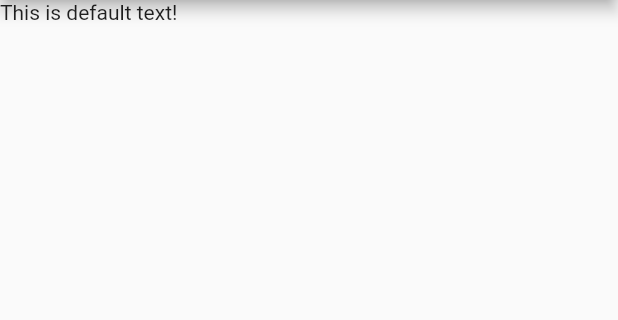
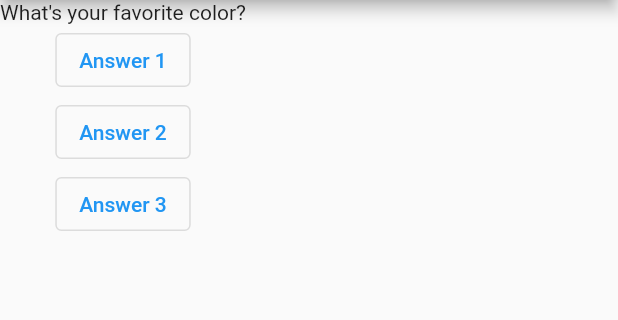
Before and after one commit to Sommos/first_flutter_project, a Flutter app: the screen it shows after launch, on a phone screen of 412 x 824 dp, the part 84-404 px from its top. Run offline on Flutter 3.47's test engine with Material 2 defaults, Android fonts, the phone set to English and light mode, and no system bars.

```diff
--- a/lib/main.dart
+++ b/lib/main.dart
@@ -18,27 +18,68 @@ void main() => runApp(MyApp());
 //   print("Hello!");
 // }
 
-class MyApp extends StatelessWidget {
+class MyApp extends StatefulWidget
+{
+  @override
+  State<StatefulWidget> createState()
+  {
+    return MyAppState();
+  }
+}
+
+class MyAppState extends State<MyApp>
+{
+  var questionIndex = 0;
+
+  void answerQuestion()
+  {
+    setState(()
+    {
+      questionIndex += 1;
+    });
+  }
+
   @override
   Widget build(BuildContext context) {
+    var questions = [
+      "What's your favorite color?",
+      "What's your favorite animal?",
+    ];
+
     return MaterialApp(
       home: Scaffold(
         appBar: AppBar(
           title: Text("My First App"),
-      ),
-      body: Text("This is default text!"),
+        ),
+        body: Column(
+          children: [
+            Text(questions[questionIndex]),
+            OutlinedButton(
+              child: Text("Answer 1"),
+              onPressed: answerQuestion
+            ),
+            OutlinedButton(
+              child: Text("Answer 2"),
+              onPressed: () => print("Answer 2 chosen!")
+            ),
+            OutlinedButton(
+              child: Text("Answer 3"),
+              onPressed: () => print("Answer 3 chosen!")
+            ),
+          ],
+        ),
       ),
     );
   }
 }
 
-class Person {
-  String name;
-  int age;
+// class Person {
+//   String name;
+//   int age;
 
-  Person({this.name = "", this.age = 30}) {}
-}
+//   Person({this.name = "", this.age = 30}) {}
+// }
 
-double addNumbers(double num1, double num2) {
-  return num1 + num2;
-}
+// double addNumbers(double num1, double num2) {
+//   return num1 + num2;
+// }
```
